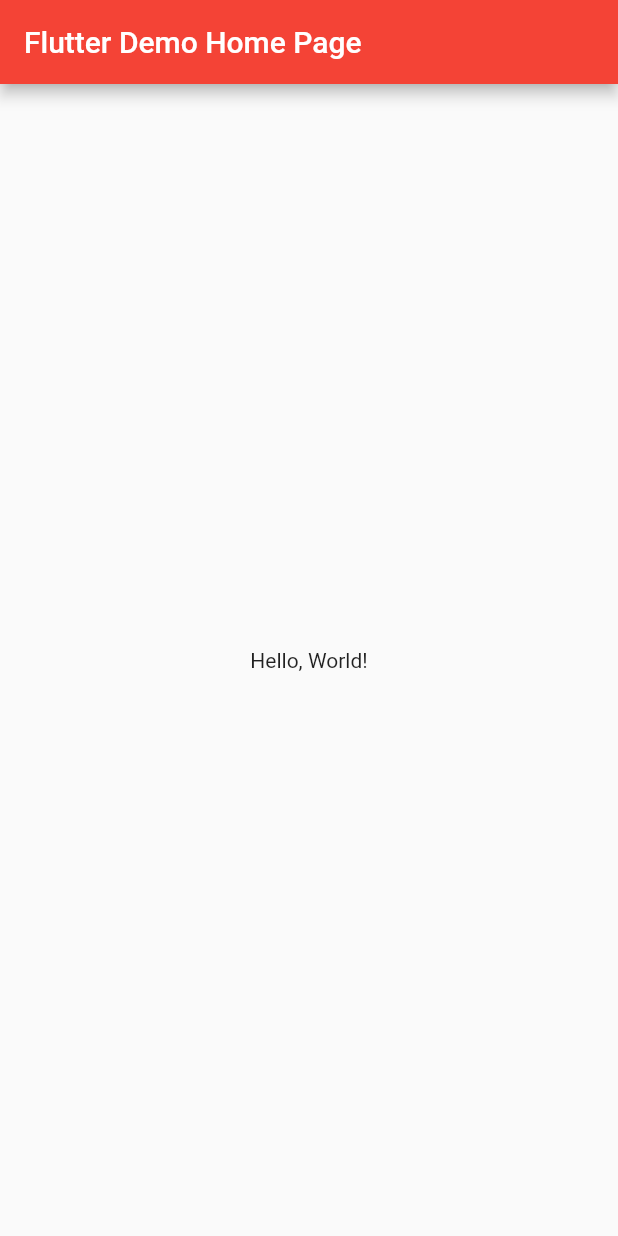
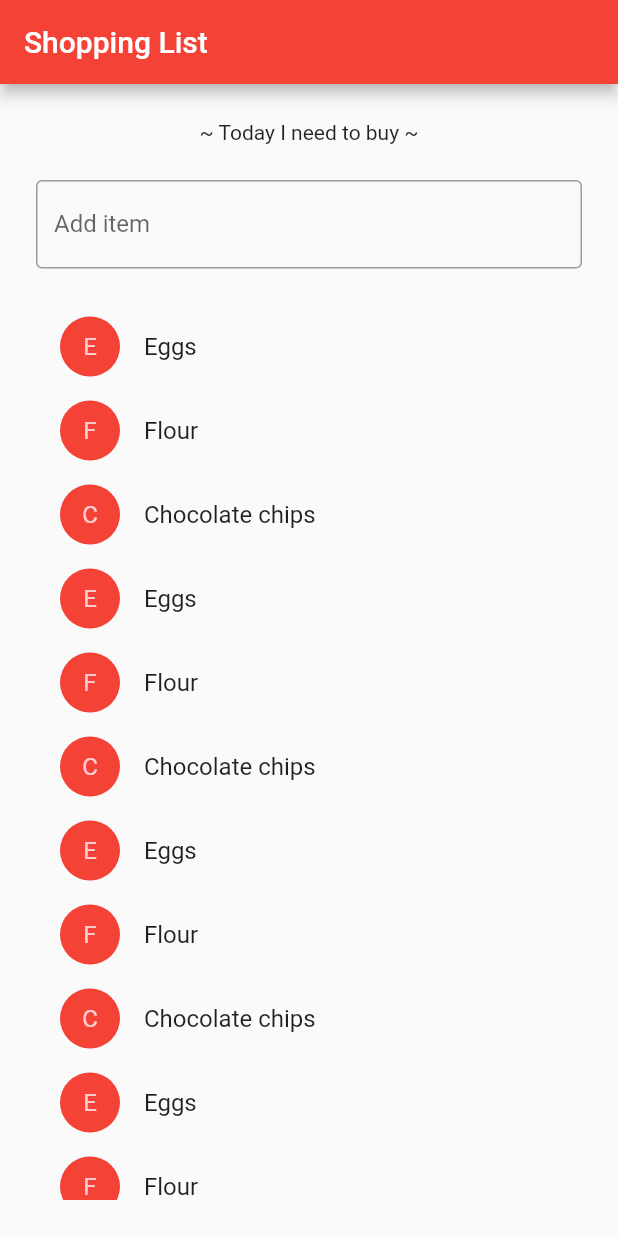
Before and after one commit to sgong-gzy/out-of-food-flutter, a Flutter app: the screen it shows after launch, on a phone screen of 412 x 824 dp. Run offline on Flutter 3.47's test engine with Material 2 defaults, Android fonts, the phone set to English and light mode, and no system bars; Roboto replaces fonts that are missing (GochiHand).

Commit message:
simple list

```diff
--- a/out_of_food/lib/main.dart
+++ b/out_of_food/lib/main.dart
@@ -12,7 +12,161 @@ class MyApp extends StatelessWidget {
         primarySwatch: Colors.red,
         fontFamily: 'GochiHand',
       ),
-      home: MyHomePage(title: 'Flutter Demo Home Page'),
+      // home: MyHomePage(title: 'Shopping list'),
+      home: ShoppingList(
+      products: <Product>[
+        Product(name: 'Eggs'),
+        Product(name: 'Flour'),
+        Product(name: 'Chocolate chips'),
+        Product(name: 'Eggs'),
+        Product(name: 'Flour'),
+        Product(name: 'Chocolate chips'),
+        Product(name: 'Eggs'),
+        Product(name: 'Flour'),
+        Product(name: 'Chocolate chips'),
+        Product(name: 'Eggs'),
+        Product(name: 'Flour'),
+        Product(name: 'Chocolate chips'),
+      ],
+    ),
+    );
+  }
+}
+
+class Product {
+  const Product({this.name});
+  final String name;
+}
+
+typedef void CartChangedCallback(Product product, bool inCart);
+
+class ShoppingListItem extends StatelessWidget {
+  ShoppingListItem({Product product, this.inCart, this.onCartChanged})
+      : product = product,
+        super(key: ObjectKey(product));
+
+  final Product product;
+  final bool inCart;
+  final CartChangedCallback onCartChanged;
+
+  Color _getColor(BuildContext context) {
+    // The theme depends on the BuildContext because different parts of the tree
+    // can have different themes.  The BuildContext indicates where the build is
+    // taking place and therefore which theme to use.
+
+    return inCart ? Colors.black54 : Theme.of(context).primaryColor;
+  }
+
+  TextStyle _getTextStyle(BuildContext context) {
+    if (!inCart) return null;
+
+    return TextStyle(
+      color: Colors.black54,
+      decoration: TextDecoration.lineThrough,
+    );
+  }
+
+  @override
+  Widget build(BuildContext context) {
+    return ListTile(
+      onTap: () {
+        onCartChanged(product, !inCart);
+      },
+      leading: CircleAvatar(
+        backgroundColor: _getColor(context),
+        child: Text(product.name[0]),
+      ),
+      title: Text(product.name, style: _getTextStyle(context)),
+    );
+  }
+}
+
+class ShoppingList extends StatefulWidget {
+  ShoppingList({Key key, this.products}) : super(key: key);
+
+  final List<Product> products;
+
+  // The framework calls createState the first time a widget appears at a given
+  // location in the tree. If the parent rebuilds and uses the same type of
+  // widget (with the same key), the framework re-uses the State object
+  // instead of creating a new State object.
+
+  @override
+  _ShoppingListState createState() => _ShoppingListState();
+}
+
+class _ShoppingListState extends State<ShoppingList> {
+  Set<Product> _shoppingCart = Set<Product>();
+
+  void _handleCartChanged(Product product, bool inCart) {
+    setState(() {
+      // When a user changes what's in the cart, you need to change
+      //_shoppingCart inside a setState call to trigger a rebuild.
+      // The framework then calls // build, below,
+      // which updates the visual appearance of the app.
+
+      if (inCart)
+        _shoppingCart.add(product);
+      else
+        _shoppingCart.remove(product);
+    });
+  }
+
+  @override
+  Widget build(BuildContext context) {
+    return Scaffold(
+      appBar: AppBar(
+        title: Text('Shopping List'),
+      ),
+      body: SafeArea(
+        top: false,
+        bottom: false,
+        child: Container(
+          margin: EdgeInsets.all(12.0),
+          padding: EdgeInsets.all(12.0),
+          child: Column(
+            // Column is also layout widget. It takes a list of children and
+            // arranges them vertically. By default, it sizes itself to fit its
+            // children horizontally, and tries to be as tall as its parent.
+            //
+            // Invoke "debug painting" (choose the "Toggle Debug Paint" action
+            // from the Flutter Inspector in Android Studio, or the "Toggle Debug
+            // Paint" command in Visual Studio Code) to see the wireframe for each
+            // widget.
+            //
+            // Column has various properties to control how it sizes itself and
+            // how it positions its children. Here we use mainAxisAlignment to
+            // center the children vertically; the main axis here is the vertical
+            // axis because Columns are vertical (the cross axis would be
+            // horizontal).
+            mainAxisAlignment: MainAxisAlignment.start,
+            children: <Widget>[
+              Text(
+                '~ Today I need to buy ~',
+              ),
+              const SizedBox(height: 24.0),
+              TextField(
+                decoration: InputDecoration(
+                  border: OutlineInputBorder(),
+                  labelText: 'Add item',
+                ),
+              ),
+              const SizedBox(height: 24.0),
+              new Expanded(
+                child: ListView(
+                  children: widget.products.map((Product product) {
+                    return ShoppingListItem(
+                      product: product,
+                      inCart: _shoppingCart.contains(product),
+                      onCartChanged: _handleCartChanged,
+                    );
+                  }).toList(),
+                ),
+              ),
+            ],
+          ),
+        ),
+      ), //
     );
   }
 }
@@ -31,9 +185,12 @@ class MyHomePage extends StatelessWidget {
       appBar: AppBar(
         title: Text(title),
       ),
-      body: Center(
-        // Center is a layout widget. It takes a single child and positions it
-        // in the middle of the parent.
+      body: SafeArea(
+        top: false,
+        bottom: false,
+        child: Container(
+          margin: EdgeInsets.all(16.0),
+          padding: EdgeInsets.all(16.0),
           child: Column(
             // Column is also layout widget. It takes a list of children and
             // arranges them vertically. By default, it sizes itself to fit its
@@ -49,12 +206,19 @@ class MyHomePage extends StatelessWidget {
             // center the children vertically; the main axis here is the vertical
             // axis because Columns are vertical (the cross axis would be
             // horizontal).
-          mainAxisAlignment: MainAxisAlignment.center,
+            mainAxisAlignment: MainAxisAlignment.start,
             children: <Widget>[
               Text(
-              'Hello, World!',
+                '~ Today I need to buy ~',
               ),
+              TextField(
+                decoration: InputDecoration(
+                  border: OutlineInputBorder(),
+                  labelText: 'Add item',
+                ),
+              )
             ],
+          ),
         ),
       ), // This trailing comma makes auto-formatting nicer for build methods.
     );
```
Lines whose indentation alone changed are shown as unchanged.
